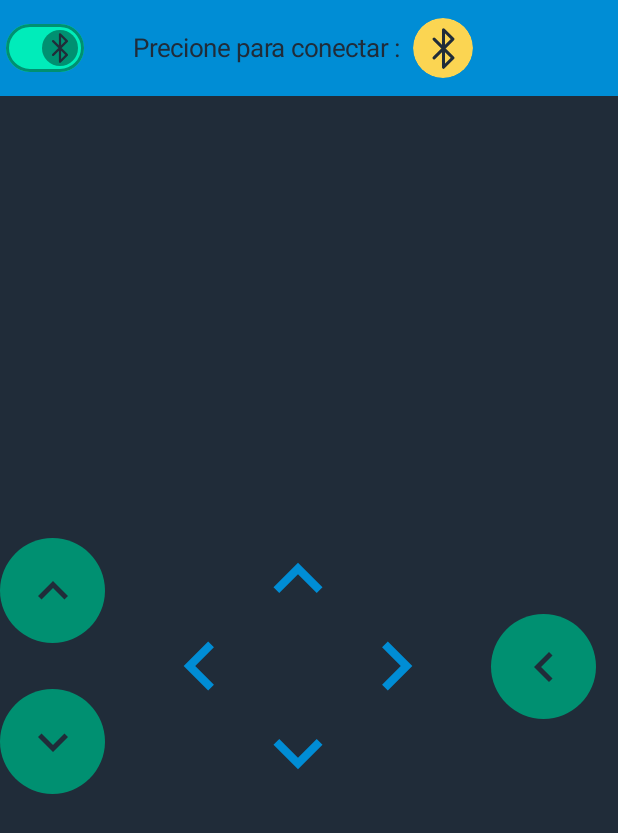
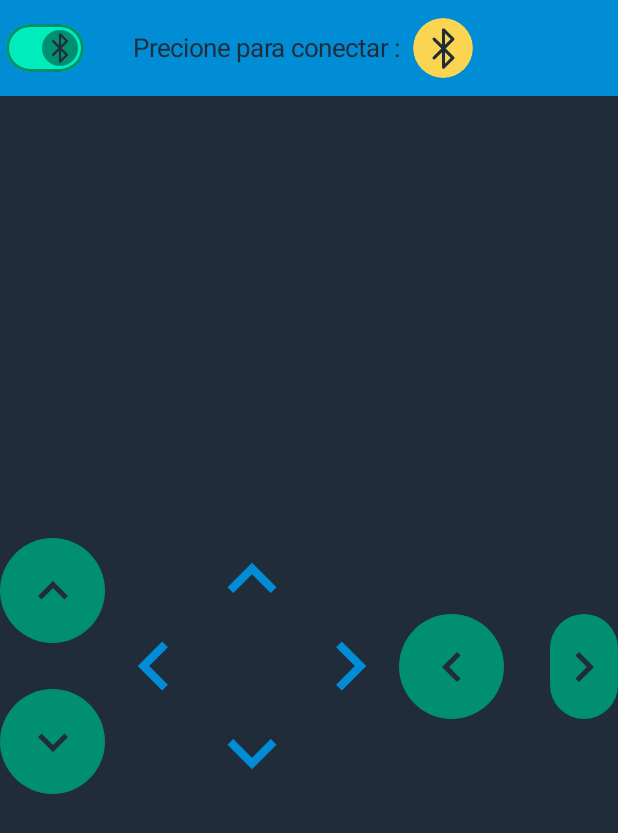
Before and after one commit to lautaro-tomas-ardiles/controlador, an Android app built with Jetpack Compose: the screen it shows after launch (MainActivity), on a phone screen of 412 x 824 dp. Shown: the top 833 px of the screen. Run offline under Robolectric (Android 15) with nearby library versions, the phone set to English and light mode, and no system bars.

```diff
--- /dev/null
+++ b/app/src/main/java/com/example/controlador/connection/ConnectionByBluetooth.kt
@@ -0,0 +1 @@
+package com.example.controlador.connection
--- /dev/null
+++ b/app/src/main/java/com/example/controlador/connection/ConnectionByWifi.kt
@@ -0,0 +1 @@
+package com.example.controlador.connection
--- a/app/src/main/java/com/example/controlador/screen/MainPage.kt
+++ b/app/src/main/java/com/example/controlador/screen/MainPage.kt
@@ -1,8 +1,8 @@
-@file:OptIn(ExperimentalMaterial3Api::class, ExperimentalComposeUiApi::class)
+@file:OptIn(ExperimentalMaterial3Api::class)
 
 package com.example.controlador.screen
 
-import androidx.compose.foundation.background
+import  androidx.compose.foundation.background
 import androidx.compose.foundation.gestures.detectTapGestures
 import androidx.compose.foundation.layout.Arrangement
 import androidx.compose.foundation.layout.Box
@@ -15,9 +15,9 @@ import androidx.compose.foundation.layout.padding
 import androidx.compose.foundation.layout.size
 import androidx.compose.foundation.shape.CircleShape
 import androidx.compose.material.icons.Icons
+import androidx.compose.material.icons.automirrored.filled.KeyboardArrowLeft
+import androidx.compose.material.icons.automirrored.filled.KeyboardArrowRight
 import androidx.compose.material.icons.filled.KeyboardArrowDown
-import androidx.compose.material.icons.filled.KeyboardArrowLeft
-import androidx.compose.material.icons.filled.KeyboardArrowRight
 import androidx.compose.material.icons.filled.KeyboardArrowUp
 import androidx.compose.material.icons.filled.Search
 import androidx.compose.material3.ExperimentalMaterial3Api
@@ -25,11 +25,11 @@ import androidx.compose.material3.Icon
 import androidx.compose.material3.IconButton
 import androidx.compose.material3.IconButtonDefaults
 import androidx.compose.material3.OutlinedTextField
+import androidx.compose.material3.OutlinedTextFieldDefaults
 import androidx.compose.material3.Scaffold
 import androidx.compose.material3.Switch
 import androidx.compose.material3.SwitchDefaults
 import androidx.compose.material3.Text
-import androidx.compose.material3.TextFieldDefaults
 import androidx.compose.material3.TopAppBar
 import androidx.compose.material3.TopAppBarDefaults
 import androidx.compose.runtime.Composable
@@ -38,7 +38,6 @@ import androidx.compose.runtime.mutableStateOf
 import androidx.compose.runtime.remember
 import androidx.compose.runtime.setValue
 import androidx.compose.ui.Alignment
-import androidx.compose.ui.ExperimentalComposeUiApi
 import androidx.compose.ui.Modifier
 import androidx.compose.ui.input.pointer.pointerInput
 import androidx.compose.ui.res.painterResource
@@ -135,8 +134,9 @@ fun TopBar() {
                             }
                         },
                         singleLine = true,
-                        colors = TextFieldDefaults.outlinedTextFieldColors(
-                            containerColor = LightGreen
+                        colors = OutlinedTextFieldDefaults.colors(
+                            focusedContainerColor = DarkYellow,
+                            unfocusedContainerColor = DarkYellow
                         )
                     )
                 }
@@ -157,8 +157,8 @@ fun Button(
     val arrowDirection = when (direction) {
         "up" -> Icons.Default.KeyboardArrowUp
         "down" -> Icons.Default.KeyboardArrowDown
-        "left" -> Icons.Default.KeyboardArrowLeft
-        "right" -> Icons.Default.KeyboardArrowRight
+        "left" -> Icons.AutoMirrored.Filled.KeyboardArrowLeft
+        "right" -> Icons.AutoMirrored.Filled.KeyboardArrowRight
         else -> Icons.Default.KeyboardArrowUp
     }
 
@@ -201,7 +201,7 @@ fun Indicators(pressedButton: String) {
         horizontalArrangement = Arrangement.Center
     ) {
         Icon(
-            imageVector = Icons.Default.KeyboardArrowLeft,
+            imageVector = Icons.AutoMirrored.Filled.KeyboardArrowLeft,
             contentDescription = null,
             modifier = Modifier.size(65.dp),
             tint = colorLeft
@@ -224,7 +224,7 @@ fun Indicators(pressedButton: String) {
         }
 
         Icon(
-            imageVector = Icons.Default.KeyboardArrowRight,
+            imageVector = Icons.AutoMirrored.Filled.KeyboardArrowRight,
             contentDescription = null,
             modifier = Modifier.size(65.dp),
             tint = colorRight
@@ -233,7 +233,7 @@ fun Indicators(pressedButton: String) {
 }
 
 @Composable
-fun GridButton() {
+fun GridButton()   {
     var directionsPressed by remember { mutableStateOf(setOf<String>()) }
 
     Row(
@@ -255,11 +255,8 @@ fun GridButton() {
                 onRelease = { directionsPressed -= it}
             )
         }
-        Spacer(Modifier.padding(15.dp))
 
         Indicators(directionsPressed.joinToString(" "))
-
-        Spacer(Modifier.padding(15.dp))
 
         Row {
             Button(
```
Also changed, not shown: app/src/main/AndroidManifest.xml (+19 -1 lines).
